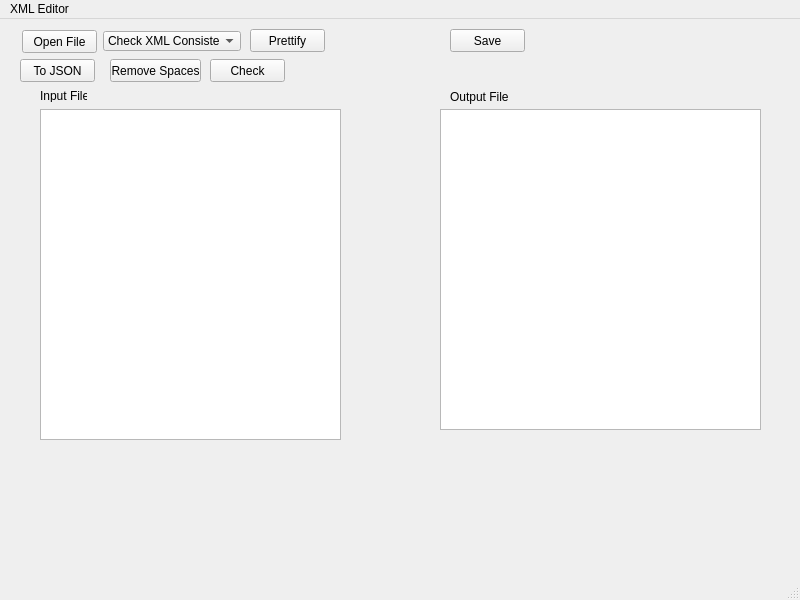
This is mainwindow.ui in AhmadAbdElHakim/XML-Editor as Qt 5 draws it before an edit. The edited form follows.
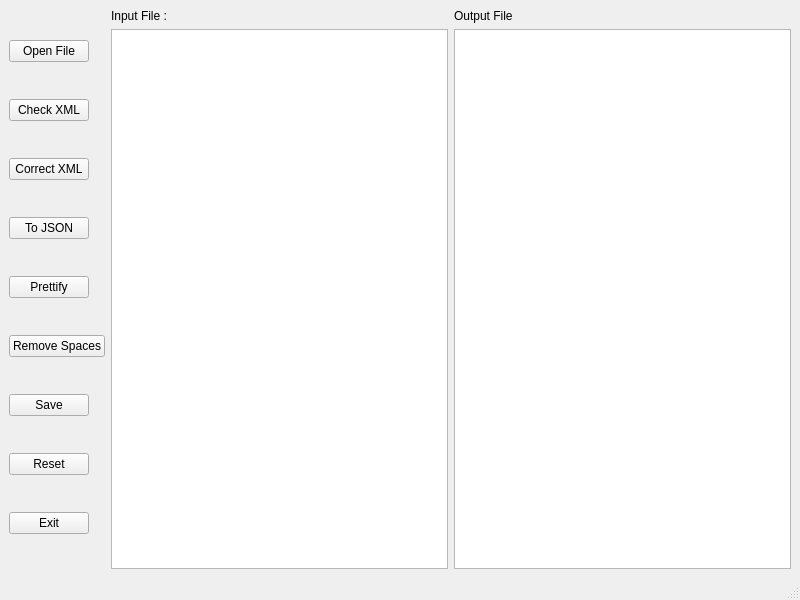
This is the edited form.

Diff of the .ui file:
```diff
--- a/mainwindow.ui
+++ b/mainwindow.ui
@@ -14,159 +14,201 @@
    <string>MainWindow</string>
   </property>
   <widget class="QWidget" name="centralwidget">
-   <widget class="QPushButton" name="Save_Button">
-    <property name="geometry">
-     <rect>
-      <x>450</x>
-      <y>10</y>
-      <width>75</width>
-      <height>23</height>
-     </rect>
-    </property>
-    <property name="text">
-     <string>Save</string>
-    </property>
-   </widget>
-   <widget class="QPlainTextEdit" name="input_text">
-    <property name="geometry">
-     <rect>
-      <x>40</x>
-      <y>90</y>
-      <width>301</width>
-      <height>331</height>
-     </rect>
-    </property>
-    <property name="sizePolicy">
-     <sizepolicy hsizetype="Expanding" vsizetype="Expanding">
-      <horstretch>0</horstretch>
-      <verstretch>0</verstretch>
-     </sizepolicy>
-    </property>
-    <property name="backgroundVisible">
-     <bool>false</bool>
-    </property>
-   </widget>
-   <widget class="QLabel" name="label">
-    <property name="geometry">
-     <rect>
-      <x>40</x>
-      <y>70</y>
-      <width>47</width>
-      <height>13</height>
-     </rect>
-    </property>
-    <property name="text">
-     <string>Input File :</string>
-    </property>
-   </widget>
-   <widget class="QLabel" name="label_2">
-    <property name="geometry">
-     <rect>
-      <x>450</x>
-      <y>70</y>
-      <width>61</width>
-      <height>16</height>
-     </rect>
-    </property>
-    <property name="text">
-     <string>Output File</string>
-    </property>
-   </widget>
-   <widget class="QPushButton" name="OpenFileButton">
-    <property name="geometry">
-     <rect>
-      <x>22</x>
-      <y>11</y>
-      <width>75</width>
-      <height>23</height>
-     </rect>
-    </property>
-    <property name="text">
-     <string>Open File</string>
-    </property>
-   </widget>
-   <widget class="QComboBox" name="comboBox">
-    <property name="geometry">
-     <rect>
-      <x>103</x>
-      <y>12</y>
-      <width>138</width>
-      <height>20</height>
-     </rect>
-    </property>
+   <property name="sizePolicy">
+    <sizepolicy hsizetype="Maximum" vsizetype="Maximum">
+     <horstretch>0</horstretch>
+     <verstretch>0</verstretch>
+    </sizepolicy>
+   </property>
+   <layout class="QHBoxLayout" name="horizontalLayout">
     <item>
-     <property name="text">
-      <string>Check XML Consistency</string>
-     </property>
+     <layout class="QVBoxLayout" name="verticalLayout_3">
+      <property name="sizeConstraint">
+       <enum>QLayout::SetFixedSize</enum>
+      </property>
+      <item>
+       <widget class="QPushButton" name="OpenFileButton">
+        <property name="sizePolicy">
+         <sizepolicy hsizetype="Fixed" vsizetype="Fixed">
+          <horstretch>0</horstretch>
+          <verstretch>0</verstretch>
+         </sizepolicy>
+        </property>
+        <property name="text">
+         <string>Open File</string>
+        </property>
+       </widget>
+      </item>
+      <item>
+       <widget class="QPushButton" name="Check_Button">
+        <property name="sizePolicy">
+         <sizepolicy hsizetype="Fixed" vsizetype="Fixed">
+          <horstretch>0</horstretch>
+          <verstretch>0</verstretch>
+         </sizepolicy>
+        </property>
+        <property name="text">
+         <string>Check XML</string>
+        </property>
+       </widget>
+      </item>
+      <item>
+       <widget class="QPushButton" name="Correct_Button">
+        <property name="sizePolicy">
+         <sizepolicy hsizetype="Fixed" vsizetype="Fixed">
+          <horstretch>0</horstretch>
+          <verstretch>0</verstretch>
+         </sizepolicy>
+        </property>
+        <property name="text">
+         <string>Correct XML</string>
+        </property>
+       </widget>
+      </item>
+      <item>
+       <widget class="QPushButton" name="JSON_Button">
+        <property name="sizePolicy">
+         <sizepolicy hsizetype="Fixed" vsizetype="Fixed">
+          <horstretch>0</horstretch>
+          <verstretch>0</verstretch>
+         </sizepolicy>
+        </property>
+        <property name="text">
+         <string>To JSON</string>
+        </property>
+       </widget>
+      </item>
+      <item>
+       <widget class="QPushButton" name="Prettify_Button">
+        <property name="sizePolicy">
+         <sizepolicy hsizetype="Fixed" vsizetype="Fixed">
+          <horstretch>0</horstretch>
+          <verstretch>0</verstretch>
+         </sizepolicy>
+        </property>
+        <property name="text">
+         <string>Prettify</string>
+        </property>
+       </widget>
+      </item>
+      <item>
+       <widget class="QPushButton" name="Remove_Spaces">
+        <property name="sizePolicy">
+         <sizepolicy hsizetype="Fixed" vsizetype="Fixed">
+          <horstretch>0</horstretch>
+          <verstretch>0</verstretch>
+         </sizepolicy>
+        </property>
+        <property name="text">
+         <string>Remove Spaces</string>
+        </property>
+       </widget>
+      </item>
+      <item>
+       <widget class="QPushButton" name="Save_Button">
+        <property name="sizePolicy">
+         <sizepolicy hsizetype="Fixed" vsizetype="Fixed">
+          <horstretch>0</horstretch>
+          <verstretch>0</verstretch>
+         </sizepolicy>
+        </property>
+        <property name="text">
+         <string>Save</string>
+        </property>
+       </widget>
+      </item>
+      <item>
+       <widget class="QPushButton" name="Reset_button">
+        <property name="sizePolicy">
+         <sizepolicy hsizetype="Fixed" vsizetype="Fixed">
+          <horstretch>0</horstretch>
+          <verstretch>0</verstretch>
+         </sizepolicy>
+        </property>
+        <property name="text">
+         <string>Reset</string>
+        </property>
+       </widget>
+      </item>
+      <item>
+       <widget class="QPushButton" name="Exit_Button">
+        <property name="sizePolicy">
+         <sizepolicy hsizetype="Fixed" vsizetype="Fixed">
+          <horstretch>0</horstretch>
+          <verstretch>0</verstretch>
+         </sizepolicy>
+        </property>
+        <property name="text">
+         <string>Exit</string>
+        </property>
+       </widget>
+      </item>
+     </layout>
     </item>
     <item>
-     <property name="text">
-      <string>Perform a query</string>
-     </property>
+     <layout class="QVBoxLayout" name="verticalLayout_2">
+      <property name="sizeConstraint">
+       <enum>QLayout::SetMaximumSize</enum>
+      </property>
+      <item>
+       <widget class="QLabel" name="label">
+        <property name="sizePolicy">
+         <sizepolicy hsizetype="Preferred" vsizetype="Preferred">
+          <horstretch>0</horstretch>
+          <verstretch>0</verstretch>
+         </sizepolicy>
+        </property>
+        <property name="text">
+         <string>Input File :</string>
+        </property>
+       </widget>
+      </item>
+      <item>
+       <widget class="QPlainTextEdit" name="input_text">
+        <property name="sizePolicy">
+         <sizepolicy hsizetype="Preferred" vsizetype="Expanding">
+          <horstretch>0</horstretch>
+          <verstretch>0</verstretch>
+         </sizepolicy>
+        </property>
+        <property name="backgroundVisible">
+         <bool>false</bool>
+        </property>
+       </widget>
+      </item>
+     </layout>
     </item>
-   </widget>
-   <widget class="QPushButton" name="Prettify_Button">
-    <property name="geometry">
-     <rect>
-      <x>250</x>
-      <y>10</y>
-      <width>75</width>
-      <height>23</height>
-     </rect>
-    </property>
-    <property name="text">
-     <string>Prettify</string>
-    </property>
-   </widget>
-   <widget class="QPushButton" name="JSON_Button">
-    <property name="geometry">
-     <rect>
-      <x>20</x>
-      <y>40</y>
-      <width>75</width>
-      <height>23</height>
-     </rect>
-    </property>
-    <property name="text">
-     <string>To JSON</string>
-    </property>
-   </widget>
-   <widget class="QPushButton" name="Remove_Spaces">
-    <property name="geometry">
-     <rect>
-      <x>110</x>
-      <y>40</y>
-      <width>91</width>
-      <height>23</height>
-     </rect>
-    </property>
-    <property name="text">
-     <string>Remove Spaces</string>
-    </property>
-   </widget>
-   <widget class="QPushButton" name="Check_Button">
-    <property name="geometry">
-     <rect>
-      <x>210</x>
-      <y>40</y>
-      <width>75</width>
-      <height>23</height>
-     </rect>
-    </property>
-    <property name="text">
-     <string>Check</string>
-    </property>
-   </widget>
-   <widget class="QPlainTextEdit" name="output_text">
-    <property name="geometry">
-     <rect>
-      <x>440</x>
-      <y>90</y>
-      <width>321</width>
-      <height>321</height>
-     </rect>
-    </property>
-   </widget>
+    <item>
+     <layout class="QVBoxLayout" name="verticalLayout">
+      <property name="sizeConstraint">
+       <enum>QLayout::SetMaximumSize</enum>
+      </property>
+      <item>
+       <widget class="QLabel" name="label_2">
+        <property name="sizePolicy">
+         <sizepolicy hsizetype="Preferred" vsizetype="Preferred">
+          <horstretch>0</horstretch>
+          <verstretch>0</verstretch>
+         </sizepolicy>
+        </property>
+        <property name="text">
+         <string>Output File</string>
+        </property>
+       </widget>
+      </item>
+      <item>
+       <widget class="QPlainTextEdit" name="output_text">
+        <property name="sizePolicy">
+         <sizepolicy hsizetype="Preferred" vsizetype="Expanding">
+          <horstretch>0</horstretch>
+          <verstretch>0</verstretch>
+         </sizepolicy>
+        </property>
+       </widget>
+      </item>
+     </layout>
+    </item>
+   </layout>
    <zorder>OpenFileButton</zorder>
    <zorder>comboBox</zorder>
    <zorder>Save_Button</zorder>
@@ -178,22 +220,8 @@
    <zorder>Remove_Spaces</zorder>
    <zorder>Check_Button</zorder>
    <zorder>output_text</zorder>
-  </widget>
-  <widget class="QMenuBar" name="menubar">
-   <property name="geometry">
-    <rect>
-     <x>0</x>
-     <y>0</y>
-     <width>800</width>
-     <height>21</height>
-    </rect>
-   </property>
-   <widget class="QMenu" name="menuXML_Editor">
-    <property name="title">
-     <string>XML Editor</string>
-    </property>
-   </widget>
-   <addaction name="menuXML_Editor"/>
+   <zorder>Correct_Button</zorder>
+   <zorder></zorder>
   </widget>
   <widget class="QStatusBar" name="statusbar"/>
  </widget>
```
Left out of the diff: 1 changed line with no effect on the pictures.
